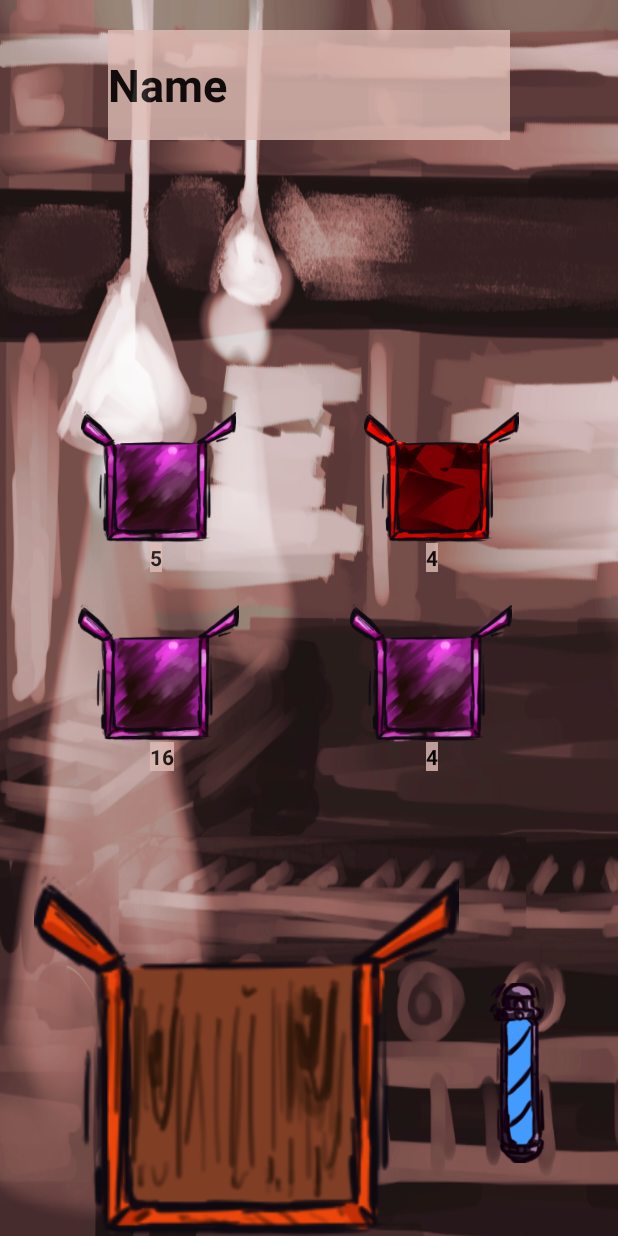
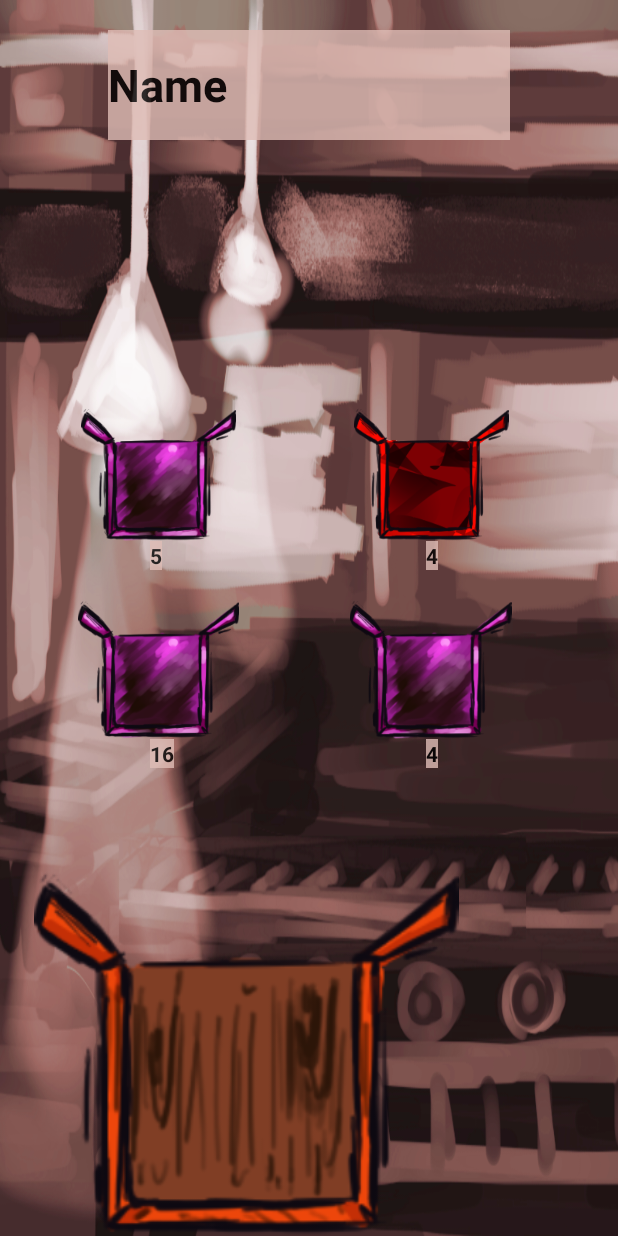
Before and after one commit to Pack-Frenzy/Pack-Frenzy, an Android app: the TurnActivity screen opened directly, with no data from a screen before it, on a phone screen of 412 x 824 dp. Run offline under Robolectric (Android 15) with nearby library versions, the phone set to English and light mode, and no system bars; 1 statement that could not run was skipped.

Commit message:
reverted changed ui details

```diff
--- a/app/src/main/res/layout/activity_turn.xml
+++ b/app/src/main/res/layout/activity_turn.xml
@@ -51,11 +51,9 @@
         android:layout_width="107dp"
         android:layout_height="108dp"
         android:layout_marginStart="52dp"
-        android:layout_marginTop="5dp"
         android:layout_marginBottom="48dp"
         app:layout_constraintBottom_toTopOf="@+id/boxImage"
         app:layout_constraintStart_toStartOf="parent"
-        app:layout_constraintTop_toBottomOf="@+id/w3"
         app:srcCompat="@drawable/ic_launcher_foreground" />
 
     <ImageView
@@ -63,37 +61,29 @@
         android:layout_width="107dp"
         android:layout_height="103dp"
         android:layout_marginStart="52dp"
-        android:layout_marginTop="165dp"
         android:layout_marginBottom="24dp"
         app:layout_constraintBottom_toTopOf="@+id/imageView"
         app:layout_constraintStart_toStartOf="parent"
-        app:layout_constraintTop_toBottomOf="@+id/Player_Name"
         app:srcCompat="@drawable/ic_launcher_foreground" />
 
     <ImageView
         android:id="@+id/imageView4"
         android:layout_width="113dp"
         android:layout_height="103dp"
-        android:layout_marginStart="84dp"
-        android:layout_marginTop="165dp"
         android:layout_marginEnd="68dp"
         android:layout_marginBottom="24dp"
         app:layout_constraintBottom_toTopOf="@+id/imageView2"
         app:layout_constraintEnd_toEndOf="parent"
-        app:layout_constraintStart_toEndOf="@+id/imageView3"
-        app:layout_constraintTop_toBottomOf="@+id/Player_Name"
         app:srcCompat="@drawable/ic_launcher_foreground" />
 
     <ImageView
         android:id="@+id/imageView2"
         android:layout_width="114dp"
         android:layout_height="108dp"
-        android:layout_marginTop="5dp"
         android:layout_marginEnd="68dp"
         android:layout_marginBottom="48dp"
         app:layout_constraintBottom_toTopOf="@+id/boxImage"
         app:layout_constraintEnd_toEndOf="parent"
-        app:layout_constraintTop_toBottomOf="@+id/w4"
         app:srcCompat="@drawable/ic_launcher_foreground" />
 
     <EditText
@@ -120,10 +110,8 @@
         android:id="@+id/boxImage"
         android:layout_width="328dp"
         android:layout_height="283dp"
-        android:layout_marginTop="29dp"
         app:layout_constraintBottom_toBottomOf="parent"
         app:layout_constraintStart_toStartOf="parent"
-        app:layout_constraintTop_toBottomOf="@+id/w1"
         app:srcCompat="@drawable/boxbrown" />
 
     <ImageView
```
